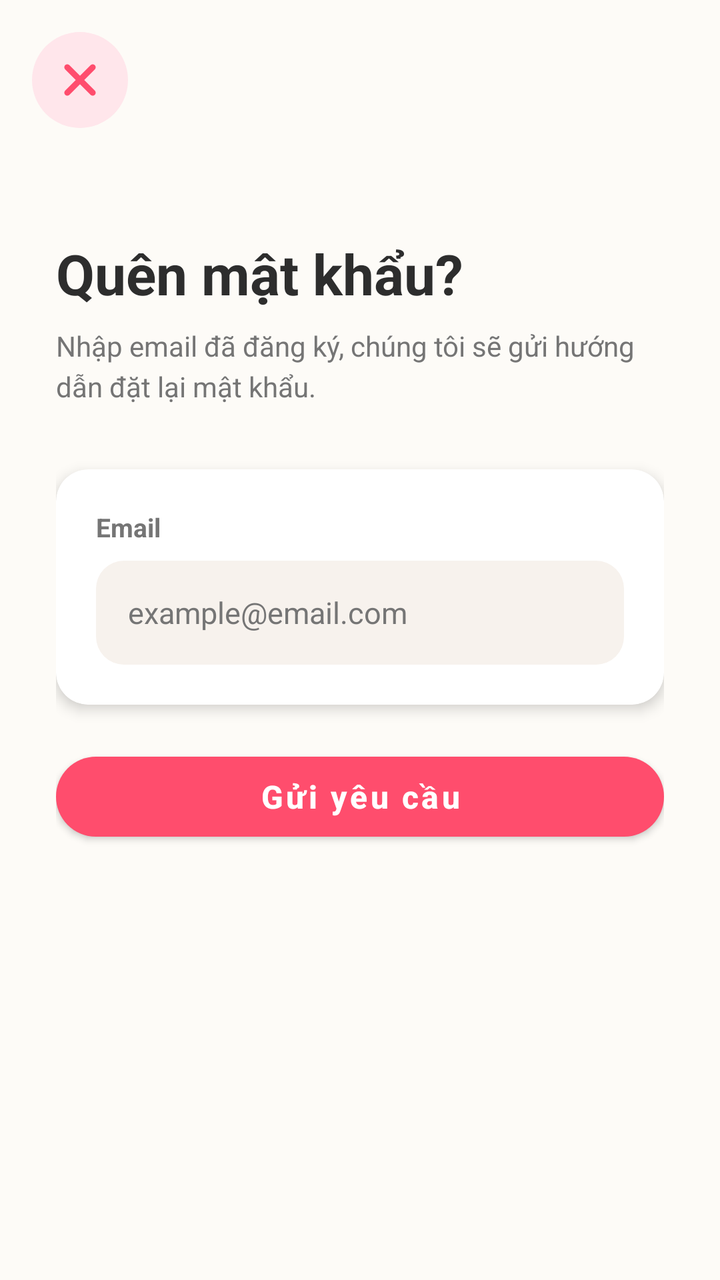
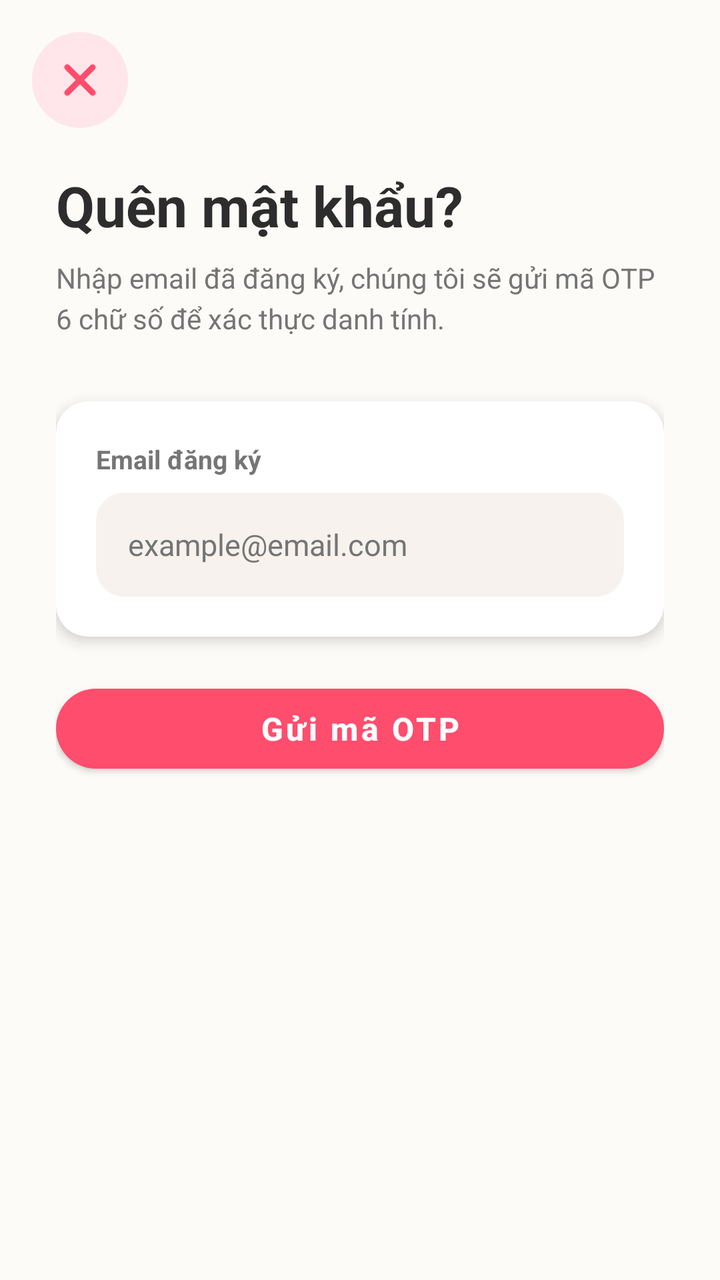

Compare the two renders of this Android layout. The source of the first and the diff that turns it into the second are given below.
<!-- AndroidManifest.xml: application theme Theme.Weconnect -->
<!-- res/layout/activity_forgot_password.xml -->
<?xml version="1.0" encoding="utf-8"?>
<androidx.constraintlayout.widget.ConstraintLayout
    xmlns:android="http://schemas.android.com/apk/res/android"
    xmlns:app="http://schemas.android.com/apk/res-auto"
    android:layout_width="match_parent"
    android:layout_height="match_parent"
    android:background="@color/soft_beige"
    android:fitsSystemWindows="true">

    <ImageView
        android:id="@+id/ivBackForgot"
        android:layout_width="48dp"
        android:layout_height="48dp"
        android:layout_marginStart="16dp"
        android:layout_marginTop="16dp"
        android:background="@drawable/bg_action_icon_circle"
        android:clickable="true"
        android:focusable="true"
        android:padding="12dp"
        android:src="@drawable/ic_close"
        app:layout_constraintStart_toStartOf="parent"
        app:layout_constraintTop_toTopOf="parent"
        app:tint="@color/primary_pink" />

    <LinearLayout
        android:layout_width="match_parent"
        android:layout_height="wrap_content"
        android:orientation="vertical"
        android:paddingHorizontal="28dp"
        app:layout_constraintTop_toBottomOf="@id/ivBackForgot"
        app:layout_constraintBottom_toBottomOf="parent"
        app:layout_constraintVertical_bias="0.2">

        <TextView
            android:layout_width="wrap_content"
            android:layout_height="wrap_content"
            android:text="Quên mật khẩu?"
            android:textColor="@color/text_primary"
            android:textSize="28sp"
            android:textStyle="bold" />

        <TextView
            android:layout_width="wrap_content"
            android:layout_height="wrap_content"
            android:layout_marginTop="8dp"
            android:text="Nhập email đã đăng ký, chúng tôi sẽ gửi hướng dẫn đặt lại mật khẩu."
            android:textColor="@color/text_secondary"
            android:textSize="14sp"
            android:lineSpacingExtra="4dp" />

        <com.google.android.material.card.MaterialCardView
            android:layout_width="match_parent"
            android:layout_height="wrap_content"
            android:layout_marginTop="32dp"
            app:cardBackgroundColor="@color/card_surface"
            app:cardCornerRadius="16dp"
            app:cardElevation="4dp"
            app:strokeWidth="0dp">

            <LinearLayout
                android:layout_width="match_parent"
                android:layout_height="wrap_content"
                android:orientation="vertical"
                android:padding="20dp">

                <TextView
                    android:layout_width="wrap_content"
                    android:layout_height="wrap_content"
                    android:text="Email"
                    android:textColor="@color/text_secondary"
                    android:textSize="13sp"
                    android:textStyle="bold" />

                <EditText
                    android:id="@+id/etForgotEmail"
                    android:layout_width="match_parent"
                    android:layout_height="52dp"
                    android:layout_marginTop="8dp"
                    android:background="@drawable/bg_chat_search"
                    android:hint="example@email.com"
                    android:inputType="textEmailAddress"
                    android:paddingHorizontal="16dp"
                    android:textColor="@color/text_primary"
                    android:textColorHint="@color/text_secondary"
                    android:textSize="15sp" />

                <TextView
                    android:id="@+id/tvForgotError"
                    android:layout_width="wrap_content"
                    android:layout_height="wrap_content"
                    android:layout_marginTop="6dp"
                    android:textColor="@color/danger_red"
                    android:textSize="12sp"
                    android:visibility="gone" />
            </LinearLayout>
        </com.google.android.material.card.MaterialCardView>

        <com.google.android.material.button.MaterialButton
            android:id="@+id/btnSendReset"
            android:layout_width="match_parent"
            android:layout_height="52dp"
            android:layout_marginTop="20dp"
            android:text="Gửi yêu cầu"
            android:textAllCaps="false"
            android:textSize="16sp"
            android:textStyle="bold"
            app:backgroundTint="@color/primary_pink"
            app:cornerRadius="26dp" />

        
        <LinearLayout
            android:id="@+id/layoutSuccess"
            android:layout_width="match_parent"
            android:layout_height="wrap_content"
            android:layout_marginTop="24dp"
            android:gravity="center"
            android:orientation="vertical"
            android:visibility="gone">

            <TextView
                android:layout_width="wrap_content"
                android:layout_height="wrap_content"
                android:text="✅"
                android:textSize="48sp" />

            <TextView
                android:layout_width="wrap_content"
                android:layout_height="wrap_content"
                android:layout_marginTop="12dp"
                android:text="Đã gửi email đặt lại mật khẩu!"
                android:textColor="@color/text_primary"
                android:textSize="16sp"
                android:textStyle="bold" />

            <TextView
                android:layout_width="wrap_content"
                android:layout_height="wrap_content"
                android:layout_marginTop="6dp"
                android:gravity="center"
                android:text="Kiểm tra hộp thư đến và spam.\nLink sẽ hết hạn sau 15 phút."
                android:textColor="@color/text_secondary"
                android:textSize="13sp" />

            <com.google.android.material.button.MaterialButton
                android:id="@+id/btnBackToLogin"
                android:layout_width="wrap_content"
                android:layout_height="44dp"
                android:layout_marginTop="20dp"
                android:text="Quay lại đăng nhập"
                android:textAllCaps="false"
                android:textColor="@color/primary_pink"
                app:backgroundTint="@color/card_surface"
                app:cornerRadius="22dp"
                app:strokeColor="@color/primary_pink"
                app:strokeWidth="1dp" />
        </LinearLayout>
    </LinearLayout>
</androidx.constraintlayout.widget.ConstraintLayout>
<!-- resources referenced by this layout -->
<resources>
  <color name="card_surface">#FFFFFF</color>
  <color name="danger_red">#E53935</color>
  <color name="primary_pink">#FF4D6D</color>
  <color name="soft_beige">#FDFBF7</color>
  <color name="text_primary">#2D2D2D</color>
  <color name="text_secondary">#757575</color>
  <!-- drawable bg_action_icon_circle (drawable) -->
  <?xml version="1.0" encoding="utf-8"?>
  <shape xmlns:android="http://schemas.android.com/apk/res/android"
      android:shape="oval">
      <solid android:color="@color/secondary_pink" />
  </shape>
  <!-- drawable bg_chat_search (drawable) -->
  <?xml version="1.0" encoding="utf-8"?>
  <shape xmlns:android="http://schemas.android.com/apk/res/android" android:shape="rectangle">
      <solid android:color="#FFF7F2ED" />
      <corners android:radius="14dp" />
  </shape>
  <!-- drawable ic_close (drawable) -->
  <vector xmlns:android="http://schemas.android.com/apk/res/android"
      android:width="800dp"
      android:height="800dp"
      android:viewportWidth="1024"
      android:viewportHeight="1024">
    <path
        android:pathData="M195.2,195.2a64,64 0,0 1,90.5 0L512,421.5 738.3,195.2a64,64 0,0 1,90.5 90.5L602.5,512 828.8,738.3a64,64 0,0 1,-90.5 90.5L512,602.5 285.7,828.8a64,64 0,0 1,-90.5 -90.5L421.5,512 195.2,285.7a64,64 0,0 1,0 -90.5z"
        android:fillColor="#000000"/>
  </vector>
  <style name="Theme.Weconnect" parent="Theme.MaterialComponents.DayNight.NoActionBar">
          <item name="materialAlertDialogTheme">@style/Dialog.App</item>
      </style>
  <color name="secondary_pink">#FFE6EB</color>
  <style name="Dialog.App" parent="ThemeOverlay.MaterialComponents.MaterialAlertDialog">
          <item name="alertDialogStyle">@style/MaterialAlertDialog.App</item>
          <item name="buttonBarNegativeButtonStyle">@style/Dialog.App.ButtonNegative</item>
          <item name="buttonBarPositiveButtonStyle">@style/Dialog.App.ButtonPositive</item>
          <item name="buttonBarNeutralButtonStyle">@style/Dialog.App.ButtonNeutral</item>
      </style>
  <style name="MaterialAlertDialog.App" parent="MaterialAlertDialog.MaterialComponents">
          <item name="shapeAppearance">@style/ShapeAppearance.App.Dialog</item>
      </style>
  <style name="Dialog.App.ButtonNegative" parent="Widget.MaterialComponents.Button.TextButton.Dialog">
          <item name="android:textColor">@color/primary_pink</item>
          <item name="android:fontFamily">sans-serif-medium</item>
      </style>
  <style name="Dialog.App.ButtonPositive" parent="Widget.MaterialComponents.Button.TextButton.Dialog">
          <item name="android:textColor">@color/primary_pink</item>
          <item name="android:textStyle">bold</item>
          <item name="android:fontFamily">sans-serif-medium</item>
      </style>
  <style name="Dialog.App.ButtonNeutral" parent="Widget.MaterialComponents.Button.TextButton.Dialog">
          <item name="android:textColor">@color/text_secondary</item>
          <item name="android:fontFamily">sans-serif-medium</item>
      </style>
  <style name="ShapeAppearance.App.Dialog" parent="">
          <item name="cornerFamily">rounded</item>
          <item name="cornerSize">20dp</item>
      </style>
</resources>

<!-- the commit's change to res/layout/activity_forgot_password.xml (unified diff, before → after) -->
@@ -1,158 +1,118 @@
 <?xml version="1.0" encoding="utf-8"?>
-<androidx.constraintlayout.widget.ConstraintLayout
+<ScrollView
     xmlns:android="http://schemas.android.com/apk/res/android"
     xmlns:app="http://schemas.android.com/apk/res-auto"
     android:layout_width="match_parent"
     android:layout_height="match_parent"
     android:background="@color/soft_beige"
-    android:fitsSystemWindows="true">
-
-    <ImageView
-        android:id="@+id/ivBackForgot"
-        android:layout_width="48dp"
-        android:layout_height="48dp"
-        android:layout_marginStart="16dp"
-        android:layout_marginTop="16dp"
-        android:background="@drawable/bg_action_icon_circle"
-        android:clickable="true"
-        android:focusable="true"
-        android:padding="12dp"
-        android:src="@drawable/ic_close"
-        app:layout_constraintStart_toStartOf="parent"
-        app:layout_constraintTop_toTopOf="parent"
-        app:tint="@color/primary_pink" />
+    android:fillViewport="true">
 
     <LinearLayout
         android:layout_width="match_parent"
         android:layout_height="wrap_content"
         android:orientation="vertical"
-        android:paddingHorizontal="28dp"
-        app:layout_constraintTop_toBottomOf="@id/ivBackForgot"
-        app:layout_constraintBottom_toBottomOf="parent"
-        app:layout_constraintVertical_bias="0.2">
+        android:paddingBottom="48dp">
 
-        <TextView
-            android:layout_width="wrap_content"
-            android:layout_height="wrap_content"
-            android:text="Quên mật khẩu?"
-            android:textColor="@color/text_primary"
-            android:textSize="28sp"
-            android:textStyle="bold" />
+        
+        <ImageView
+            android:id="@+id/ivBackForgot"
+            android:layout_width="48dp"
+            android:layout_height="48dp"
+            android:layout_marginStart="16dp"
+            android:layout_marginTop="16dp"
+            android:background="@drawable/bg_action_icon_circle"
+            android:clickable="true"
+            android:focusable="true"
+            android:padding="12dp"
+            android:src="@drawable/ic_close"
+            app:tint="@color/primary_pink" />
 
-        <TextView
-            android:layout_width="wrap_content"
-            android:layout_height="wrap_content"
-            android:layout_marginTop="8dp"
-            android:text="Nhập email đã đăng ký, chúng tôi sẽ gửi hướng dẫn đặt lại mật khẩu."
-            android:textColor="@color/text_secondary"
-            android:textSize="14sp"
-            android:lineSpacingExtra="4dp" />
-
-        <com.google.android.material.card.MaterialCardView
+        <LinearLayout
             android:layout_width="match_parent"
             android:layout_height="wrap_content"
-            android:layout_marginTop="32dp"
-            app:cardBackgroundColor="@color/card_surface"
-            app:cardCornerRadius="16dp"
-            app:cardElevation="4dp"
-            app:strokeWidth="0dp">
-
-            <LinearLayout
-                android:layout_width="match_parent"
-                android:layout_height="wrap_content"
-                android:orientation="vertical"
-                android:padding="20dp">
-
-                <TextView
-                    android:layout_width="wrap_content"
-                    android:layout_height="wrap_content"
-                    android:text="Email"
-                    android:textColor="@color/text_secondary"
-                    android:textSize="13sp"
-                    android:textStyle="bold" />
-
-                <EditText
-                    android:id="@+id/etForgotEmail"
-                    android:layout_width="match_parent"
-                    android:layout_height="52dp"
-                    android:layout_marginTop="8dp"
-                    android:background="@drawable/bg_chat_search"
-                    android:hint="example@email.com"
-                    android:inputType="textEmailAddress"
-                    android:paddingHorizontal="16dp"
-                    android:textColor="@color/text_primary"
-                    android:textColorHint="@color/text_secondary"
-                    android:textSize="15sp" />
-
-                <TextView
-                    android:id="@+id/tvForgotError"
-                    android:layout_width="wrap_content"
-                    android:layout_height="wrap_content"
-                    android:layout_marginTop="6dp"
-                    android:textColor="@color/danger_red"
-                    android:textSize="12sp"
-                    android:visibility="gone" />
-            </LinearLayout>
-        </com.google.android.material.card.MaterialCardView>
-
-        <com.google.android.material.button.MaterialButton
-            android:id="@+id/btnSendReset"
-            android:layout_width="match_parent"
-            android:layout_height="52dp"
-            android:layout_marginTop="20dp"
-            android:text="Gửi yêu cầu"
-            android:textAllCaps="false"
-            android:textSize="16sp"
-            android:textStyle="bold"
-            app:backgroundTint="@color/primary_pink"
-            app:cornerRadius="26dp" />
-
-        
-        <LinearLayout
-            android:id="@+id/layoutSuccess"
-            android:layout_width="match_parent"
-            android:layout_height="wrap_content"
-            android:layout_marginTop="24dp"
-            android:gravity="center"
             android:orientation="vertical"
-            android:visibility="gone">
+            android:paddingHorizontal="28dp"
+            android:paddingTop="20dp">
 
             <TextView
                 android:layout_width="wrap_content"
                 android:layout_height="wrap_content"
-                android:text="✅"
-                android:textSize="48sp" />
-
-            <TextView
-                android:layout_width="wrap_content"
-                android:layout_height="wrap_content"
-                android:layout_marginTop="12dp"
-                android:text="Đã gửi email đặt lại mật khẩu!"
+                android:text="Quên mật khẩu?"
                 android:textColor="@color/text_primary"
-                android:textSize="16sp"
+                android:textSize="28sp"
                 android:textStyle="bold" />
 
             <TextView
                 android:layout_width="wrap_content"
                 android:layout_height="wrap_content"
-                android:layout_marginTop="6dp"
-                android:gravity="center"
-                android:text="Kiểm tra hộp thư đến và spam.\nLink sẽ hết hạn sau 15 phút."
+                android:layout_marginTop="8dp"
+                android:lineSpacingExtra="4dp"
+                android:text="Nhập email đã đăng ký, chúng tôi sẽ gửi mã OTP 6 chữ số để xác thực danh tính."
                 android:textColor="@color/text_secondary"
-                android:textSize="13sp" />
+                android:textSize="14sp" />
 
+            
+            <com.google.android.material.card.MaterialCardView
+                android:layout_width="match_parent"
+                android:layout_height="wrap_content"
+                android:layout_marginTop="32dp"
+                app:cardBackgroundColor="@color/card_surface"
+                app:cardCornerRadius="16dp"
+                app:cardElevation="4dp"
+                app:strokeWidth="0dp">
+
+                <LinearLayout
+                    android:layout_width="match_parent"
+                    android:layout_height="wrap_content"
+                    android:orientation="vertical"
+                    android:padding="20dp">
+
+                    <TextView
+                        android:layout_width="wrap_content"
+                        android:layout_height="wrap_content"
+                        android:text="Email đăng ký"
+                        android:textColor="@color/text_secondary"
+                        android:textSize="13sp"
+                        android:textStyle="bold" />
+
+                    <EditText
+                        android:id="@+id/etForgotEmail"
+                        android:layout_width="match_parent"
+                        android:layout_height="52dp"
+                        android:layout_marginTop="8dp"
+                        android:background="@drawable/bg_chat_search"
+                        android:hint="example@email.com"
+                        android:inputType="textEmailAddress"
+                        android:paddingHorizontal="16dp"
+                        android:textColor="@color/text_primary"
+                        android:textColorHint="@color/text_secondary"
+                        android:textSize="15sp" />
+
+                    <TextView
+                        android:id="@+id/tvEmailError"
+                        android:layout_width="wrap_content"
+                        android:layout_height="wrap_content"
+                        android:layout_marginTop="6dp"
+                        android:textColor="@color/danger_red"
+                        android:textSize="12sp"
+                        android:visibility="gone" />
+                </LinearLayout>
+            </com.google.android.material.card.MaterialCardView>
+
+            
             <com.google.android.material.button.MaterialButton
-                android:id="@+id/btnBackToLogin"
-                android:layout_width="wrap_content"
-                android:layout_height="44dp"
+                android:id="@+id/btnSendOtp"
+                android:layout_width="match_parent"
+                android:layout_height="52dp"
                 android:layout_marginTop="20dp"
-                android:text="Quay lại đăng nhập"
+                android:text="Gửi mã OTP"
                 android:textAllCaps="false"
-                android:textColor="@color/primary_pink"
-                app:backgroundTint="@color/card_surface"
-                app:cornerRadius="22dp"
-                app:strokeColor="@color/primary_pink"
-                app:strokeWidth="1dp" />
+                android:textSize="16sp"
+                android:textStyle="bold"
+                app:backgroundTint="@color/primary_pink"
+                app:cornerRadius="26dp" />
+
         </LinearLayout>
+
     </LinearLayout>
-</androidx.constraintlayout.widget.ConstraintLayout>
+</ScrollView>
